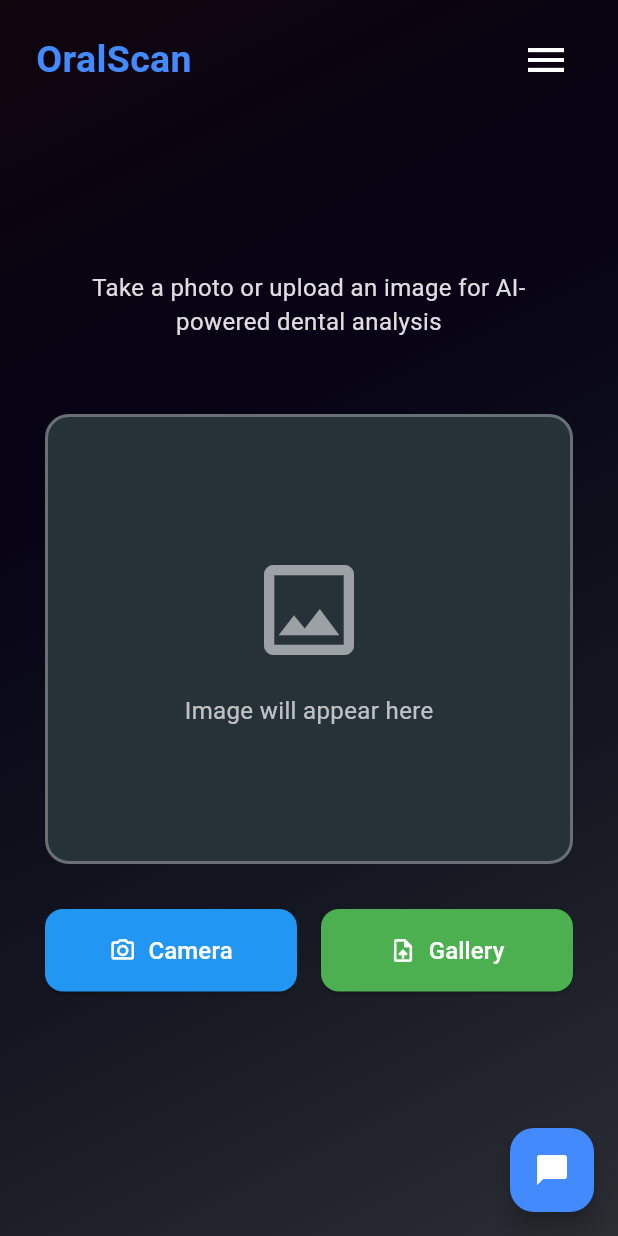
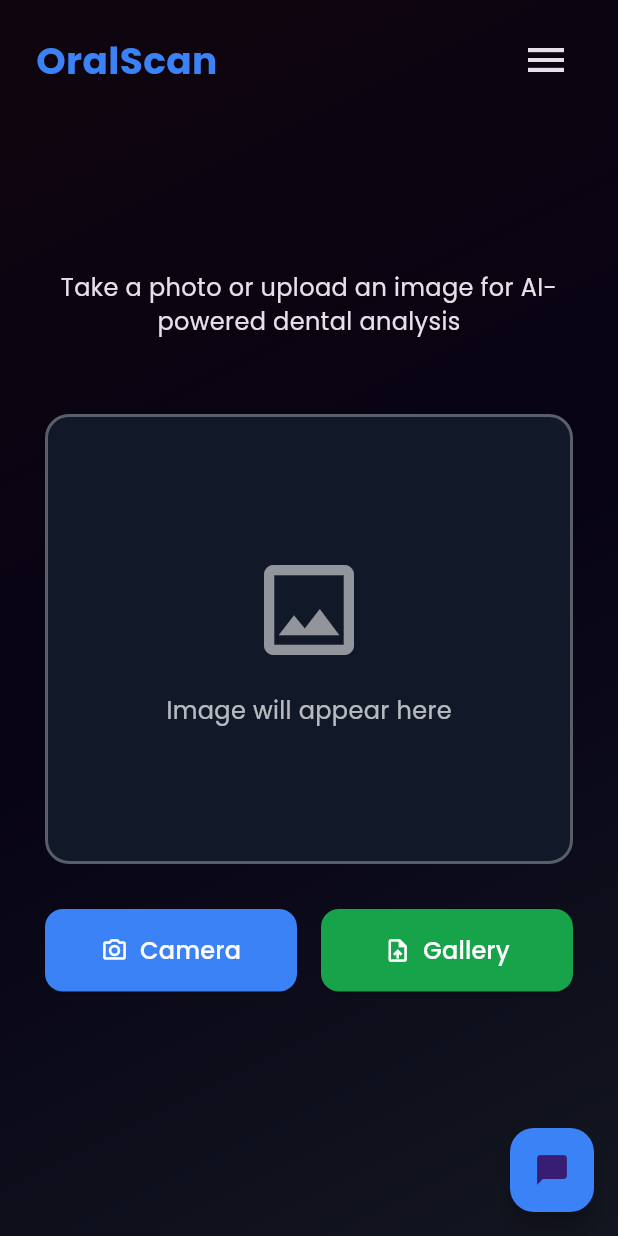
Before and after one commit to ayaosamaramadan/SmartOralDiagnosis, a Flutter app: the screen it shows after launch, after a tap on the "nightlight round" icon, after a tap on "Start Scan Now", on a phone screen of 412 x 824 dp. Run offline on Flutter 3.47's test engine with Material 3 defaults, Android fonts, the light colour scheme and no system bars; our stand-ins replace flutter_secure_storage, google_fonts, image_picker.

Commit message:
handle dark mode

```diff
--- a/flutter/lib/main.dart
+++ b/flutter/lib/main.dart
@@ -1,6 +1,8 @@
 import 'package:flutter/material.dart';
+import 'package:google_fonts/google_fonts.dart';
 import 'screen/home.dart';
 import 'services/theme_service.dart';
+import 'theme/app_theme.dart';
 import 'screen/login.dart';
 import 'screen/signup.dart';
 import 'screen/scan.dart';
@@ -21,10 +23,21 @@ class MyApp extends StatelessWidget {
     return ValueListenableBuilder<ThemeMode>(
       valueListenable: ThemeService.notifier,
       builder: (context, themeMode, _) {
+        // Use centralized theme builders which include AppColors extension.
+        final lightTheme = buildLightTheme().copyWith(
+          textTheme: GoogleFonts.poppinsTextTheme(ThemeData.light().textTheme),
+          useMaterial3: true,
+        );
+
+        final darkTheme = buildDarkTheme().copyWith(
+          textTheme: GoogleFonts.poppinsTextTheme(ThemeData.dark().textTheme),
+          useMaterial3: true,
+        );
+
         return MaterialApp(
           debugShowCheckedModeBanner: false,
-          theme: ThemeData.light(),
-          darkTheme: ThemeData.dark(),
+          theme: lightTheme,
+          darkTheme: darkTheme,
           themeMode: themeMode,
           home: const HomeScreen(),
           routes: {
--- a/flutter/lib/screen/home.dart
+++ b/flutter/lib/screen/home.dart
@@ -1,12 +1,14 @@
 import 'package:flutter/material.dart';
 import 'package:google_fonts/google_fonts.dart';
 import '../components/theme_toggle.dart';
+import '../theme/app_theme.dart';
 
 class HomeScreen extends StatelessWidget {
   const HomeScreen({super.key});
 
   @override
   Widget build(BuildContext context) {
+    final appColors = Theme.of(context).extension<AppColors>()!;
     return Scaffold(
       floatingActionButtonLocation: FloatingActionButtonLocation.endFloat,
       floatingActionButton: FloatingActionButton(
@@ -18,13 +20,12 @@ class HomeScreen extends StatelessWidget {
         child: const Icon(Icons.chat_bubble, color: Colors.white),
       ),
       body: Container(
-        decoration: const BoxDecoration(
+        decoration: BoxDecoration(
           gradient: LinearGradient(
             colors: [
-              Color(0xFF0F050D),
-              Color.fromARGB(255, 7, 3, 21),
-              Color.fromARGB(255, 19, 22, 32),
-              Color.fromARGB(255, 42, 46, 51),
+              appColors.gradientStart,
+              appColors.gradientMiddle,
+              appColors.gradientEnd,
             ],
             begin: Alignment.topLeft,
             end: Alignment.bottomRight,
@@ -61,7 +62,7 @@ class HomeScreen extends StatelessWidget {
           ),
           Row(
             children: [
-              const ThemeToggle(),
+              const ThemeToggle(), // زر تفعيل Dark/Light mode
               const SizedBox(width: 12),
               PopupMenuButton<int>(
                 icon: const Icon(Icons.menu, color: Colors.white, size: 32),
@@ -194,8 +195,7 @@ class HomeScreen extends StatelessWidget {
             child: ElevatedButton.icon(
               style: ElevatedButton.styleFrom(
                 backgroundColor: Colors.blueAccent,
-                padding:
-                    const EdgeInsets.symmetric(horizontal: 30, vertical: 16),
+                padding: const EdgeInsets.symmetric(horizontal: 30, vertical: 16),
                 shape: RoundedRectangleBorder(
                     borderRadius: BorderRadius.circular(30)),
               ),
--- a/flutter/lib/screen/scan.dart
+++ b/flutter/lib/screen/scan.dart
@@ -1,5 +1,6 @@
 import 'dart:io' show File;
 import 'package:flutter/material.dart';
+import '../theme/app_theme.dart';
 import 'package:image_picker/image_picker.dart' show ImagePicker, ImageSource, XFile;
 
 class ScanPage extends StatefulWidget {
@@ -33,26 +34,26 @@ class _ScanPageState extends State<ScanPage> {
 
   @override
   Widget build(BuildContext context) {
+    final appColors = Theme.of(context).extension<AppColors>()!;
     return Scaffold(
       floatingActionButtonLocation: FloatingActionButtonLocation.endFloat,
       floatingActionButton: FloatingActionButton(
         onPressed: () {
           Navigator.pushNamed(context, '/chat');
         },
-        backgroundColor: Colors.blueAccent,
+        backgroundColor: Theme.of(context).colorScheme.primary,
         tooltip: 'Chat',
-        child: const Icon(Icons.chat_bubble, color: Colors.white),
+        child: Icon(Icons.chat_bubble, color: Theme.of(context).colorScheme.onPrimary),
       ),
       body: Container(
           width: double.infinity,
         height: double.infinity,
-        decoration: const BoxDecoration(
+        decoration: BoxDecoration(
           gradient: LinearGradient(
             colors: [
-              Color(0xFF0F050D),
-              Color.fromARGB(255, 7, 3, 21),
-              Color.fromARGB(255, 19, 22, 32),
-              Color.fromARGB(255, 42, 46, 51),
+              appColors.gradientStart,
+              appColors.gradientMiddle,
+              appColors.gradientEnd,
             ],
             begin: Alignment.topLeft,
             end: Alignment.bottomRight,
@@ -69,11 +70,11 @@ class _ScanPageState extends State<ScanPage> {
                   child: Column(
                     mainAxisAlignment: MainAxisAlignment.center,
                     children: [
-                      const Text(
+                      Text(
                         "Take a photo or upload an image for AI-powered dental analysis",
                         style: TextStyle(
                           fontSize: 16,
-                          color: Color.fromARGB(221, 255, 255, 255),
+                          color: Theme.of(context).colorScheme.onBackground,
                         ),
                         textAlign: TextAlign.center,
                       ),
@@ -82,7 +83,7 @@ class _ScanPageState extends State<ScanPage> {
                         width: double.infinity,
                         height: 300,
                         decoration: BoxDecoration(
-                          color: Colors.blueGrey[900],
+                          color: Theme.of(context).cardColor,
                           borderRadius: BorderRadius.circular(16),
                           border: Border.all(color: Colors.white30, width: 2),
                         ),
@@ -111,7 +112,7 @@ class _ScanPageState extends State<ScanPage> {
                           Expanded(
                             child: ElevatedButton.icon(
                               style: ElevatedButton.styleFrom(
-                                backgroundColor: Colors.blue,
+                                backgroundColor: Theme.of(context).colorScheme.primary,
                                 padding:
                                     const EdgeInsets.symmetric(vertical: 16),
                                 shape: RoundedRectangleBorder(
@@ -130,7 +131,7 @@ class _ScanPageState extends State<ScanPage> {
                           Expanded(
                             child: ElevatedButton.icon(
                               style: ElevatedButton.styleFrom(
-                                backgroundColor: Colors.green,
+                                backgroundColor: Theme.of(context).colorScheme.secondary,
                                 padding:
                                     const EdgeInsets.symmetric(vertical: 16),
                                 shape: RoundedRectangleBorder(
@@ -164,17 +165,17 @@ class _ScanPageState extends State<ScanPage> {
       child: Row(
         mainAxisAlignment: MainAxisAlignment.spaceBetween,
         children: [
-          const Text(
+          Text(
             "OralScan",
             style: TextStyle(
               fontSize: 25,
               fontWeight: FontWeight.bold,
-              color: Colors.blueAccent,
+              color: Theme.of(context).colorScheme.primary,
             ),
           ),
           PopupMenuButton<int>(
-            icon: const Icon(Icons.menu, color: Colors.white, size: 32),
-            color: Colors.black87,
+            icon: Icon(Icons.menu, color: Theme.of(context).colorScheme.onBackground, size: 32),
+            color: Theme.of(context).cardColor,
             itemBuilder: (context) => [
               PopupMenuItem(value: 0, child: _navText("HOME")),
               PopupMenuItem(value: 1, child: _navText("DISEASE & CONDITIONS")),
@@ -184,8 +185,8 @@ class _ScanPageState extends State<ScanPage> {
                 value: 3,
                 child: OutlinedButton(
                   style: OutlinedButton.styleFrom(
-                    foregroundColor: Colors.white,
-                    side: const BorderSide(color: Colors.white),
+                    foregroundColor: Theme.of(context).colorScheme.onSurface,
+                    side: BorderSide(color: Theme.of(context).colorScheme.onSurface),
                   ),
                   onPressed: () {
                     Navigator.pop(context);
@@ -197,7 +198,7 @@ class _ScanPageState extends State<ScanPage> {
                 value: 4,
                 child: ElevatedButton(
                   style: ElevatedButton.styleFrom(
-                    backgroundColor: Colors.blueAccent,
+                    backgroundColor: Theme.of(context).colorScheme.primary,
                     padding: const EdgeInsets.symmetric(
                         horizontal: 20, vertical: 12),
                   ),
--- /dev/null
+++ b/flutter/lib/theme/app_theme.dart
@@ -0,0 +1,102 @@
+import 'package:flutter/material.dart';
+
+/// Theme extension to hold app-specific colors (gradients and accents).
+@immutable
+class AppColors extends ThemeExtension<AppColors> {
+  final Color gradientStart;
+  final Color gradientMiddle;
+  final Color gradientEnd;
+  final Color cardBackground;
+  final Color surface;
+  final Color accent;
+
+  const AppColors({
+    required this.gradientStart,
+    required this.gradientMiddle,
+    required this.gradientEnd,
+    required this.cardBackground,
+    required this.surface,
+    required this.accent,
+  });
+
+  @override
+  AppColors copyWith({
+    Color? gradientStart,
+    Color? gradientMiddle,
+    Color? gradientEnd,
+    Color? cardBackground,
+    Color? surface,
+    Color? accent,
+  }) {
+    return AppColors(
+      gradientStart: gradientStart ?? this.gradientStart,
+      gradientMiddle: gradientMiddle ?? this.gradientMiddle,
+      gradientEnd: gradientEnd ?? this.gradientEnd,
+      cardBackground: cardBackground ?? this.cardBackground,
+      surface: surface ?? this.surface,
+      accent: accent ?? this.accent,
+    );
+  }
+
+  @override
+  AppColors lerp(ThemeExtension<AppColors>? other, double t) {
+    if (other is! AppColors) return this;
+    return AppColors(
+      gradientStart: Color.lerp(gradientStart, other.gradientStart, t)!,
+      gradientMiddle: Color.lerp(gradientMiddle, other.gradientMiddle, t)!,
+      gradientEnd: Color.lerp(gradientEnd, other.gradientEnd, t)!,
+      cardBackground: Color.lerp(cardBackground, other.cardBackground, t)!,
+      surface: Color.lerp(surface, other.surface, t)!,
+      accent: Color.lerp(accent, other.accent, t)!,
+    );
+  }
+
+  // light / dark presets
+  static const AppColors light = AppColors(
+    gradientStart: Color(0xFFEEF2FF),
+    gradientMiddle: Color(0xFFE6F0FF),
+    gradientEnd: Color(0xFFFFFFFF),
+    cardBackground: Color(0xFFF8FAFF),
+    surface: Color(0xFFFFFFFF),
+    accent: Color(0xFF2563EB), // tailwind primary-600
+  );
+
+  static const AppColors dark = AppColors(
+    gradientStart: Color(0xFF0F050D),
+    gradientMiddle: Color.fromARGB(255, 7, 3, 21),
+    gradientEnd: Color.fromARGB(255, 19, 22, 32),
+    cardBackground: Color(0xFF1F2937),
+    surface: Color(0xFF0B1220),
+    accent: Color(0xFF3B82F6), // tailwind primary-500
+  );
+}
+
+ThemeData buildLightTheme() {
+  final base = ThemeData.light();
+  return base.copyWith(
+    colorScheme: base.colorScheme.copyWith(
+      primary: const Color(0xFF2563EB),
+      secondary: const Color(0xFF16A34A),
+      background: const Color(0xFFFFFFFF),
+      surface: const Color(0xFFF8FAFF),
+    ),
+    scaffoldBackgroundColor: const Color(0xFFFFFFFF),
+    cardColor: const Color(0xFFF8FAFF),
+    extensions: <ThemeExtension<dynamic>>[AppColors.light],
+  );
+}
+
+ThemeData buildDarkTheme() {
+  final base = ThemeData.dark();
+  return base.copyWith(
+    colorScheme: base.colorScheme.copyWith(
+      primary: const Color(0xFF3B82F6),
+      secondary: const Color(0xFF16A34A),
+      background: const Color(0xFF0B1220),
+      surface: const Color(0xFF1F2937),
+    ),
+    scaffoldBackgroundColor: const Color(0xFF0B1220),
+    cardColor: const Color(0xFF111827),
+    extensions: <ThemeExtension<dynamic>>[AppColors.dark],
+  );
+}
```
Also changed, not shown: flutter/lib/components/theme_toggle.dart (+3 -4 lines), flutter/lib/screen/Alldiseases.dart (+45 -60 lines), flutter/lib/screen/login.dart (+7 -6 lines), flutter/lib/screen/signup.dart (+8 -7 lines), 2 other files.
